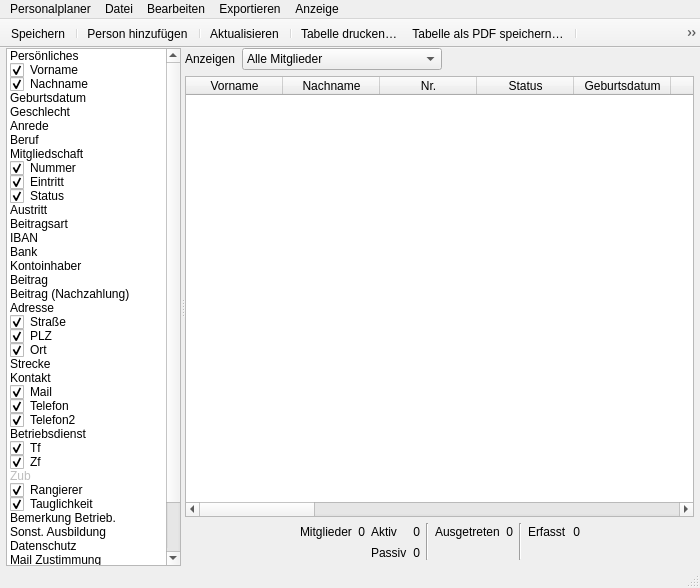
First picture: the form in Programm/Personalplaner/mainwindowpersonal.ui, repository philjosch/Einsatzplaner, before the edit.
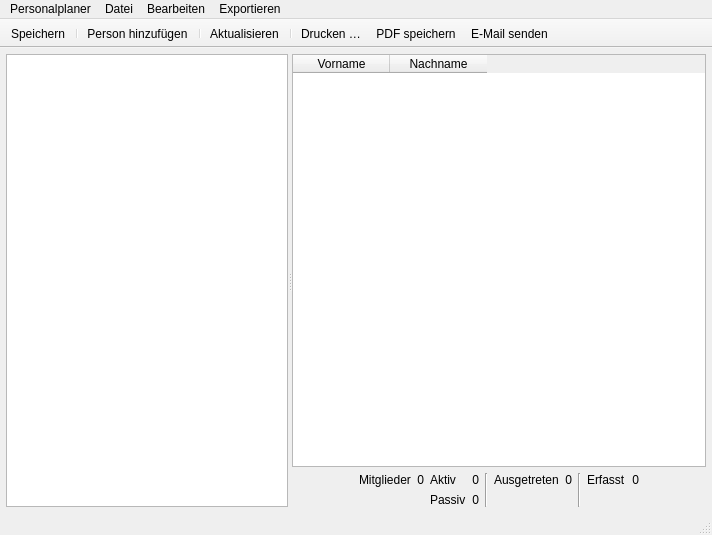
Second picture: the form after the edit. Icons and pictures are not drawn.

Commit message:
[Improvement] Personalfenster verbessert
Die Übersicht über die Mitglieder im Personalplaner wurde verbessert. Die Auswahl der anzuzeigenden Daten wurde verbessert, um Gruppen von Daten einfacher ein- und ausblenden zu können. Zudem wurde die Toolbar um weitere Funktionen ergänzt, um Platz zu sparen.

Patch:
```diff
--- a/Programm/Personalplaner/mainwindowpersonal.ui
+++ b/Programm/Personalplaner/mainwindowpersonal.ui
@@ -6,8 +6,8 @@
    <rect>
     <x>0</x>
     <y>0</y>
-    <width>700</width>
-    <height>588</height>
+    <width>712</width>
+    <height>535</height>
    </rect>
   </property>
   <property name="windowTitle">
@@ -17,455 +17,55 @@
    <bool>true</bool>
   </property>
   <widget class="QWidget" name="centralwidget">
-   <layout class="QGridLayout" name="gridLayout_3">
+   <layout class="QGridLayout" name="gridLayout_2">
     <property name="leftMargin">
      <number>6</number>
     </property>
     <property name="topMargin">
-     <number>0</number>
+     <number>6</number>
     </property>
     <property name="rightMargin">
      <number>6</number>
     </property>
     <property name="bottomMargin">
-     <number>0</number>
+     <number>6</number>
     </property>
     <item row="0" column="0">
      <widget class="QSplitter" name="splitter">
       <property name="orientation">
        <enum>Qt::Orientation::Horizontal</enum>
       </property>
-      <widget class="QListWidget" name="listAnzeige">
+      <widget class="QTreeWidget" name="treeDisplaySelection">
+       <property name="minimumSize">
+        <size>
+         <width>150</width>
+         <height>0</height>
+        </size>
+       </property>
        <property name="maximumSize">
         <size>
-         <width>175</width>
+         <width>300</width>
          <height>16777215</height>
         </size>
        </property>
-       <property name="showDropIndicator" stdset="0">
+       <attribute name="headerVisible">
         <bool>false</bool>
-       </property>
-       <property name="selectionMode">
-        <enum>QAbstractItemView::SelectionMode::NoSelection</enum>
-       </property>
-       <property name="selectionRectVisible">
-        <bool>true</bool>
-       </property>
-       <item>
+       </attribute>
+       <column>
         <property name="text">
-         <string>Persönliches</string>
+         <string>Anzeige</string>
         </property>
-        <property name="flags">
-         <set>ItemIsEnabled</set>
-        </property>
-       </item>
-       <item>
-        <property name="text">
-         <string>Vorname</string>
-        </property>
-        <property name="checkState">
-         <enum>Checked</enum>
-        </property>
-       </item>
-       <item>
-        <property name="text">
-         <string>Nachname</string>
-        </property>
-        <property name="checkState">
-         <enum>Checked</enum>
-        </property>
-       </item>
-       <item>
-        <property name="text">
-         <string>Geburtsdatum</string>
-        </property>
-        <property name="checkState">
-         <enum>Unchecked</enum>
-        </property>
-       </item>
-       <item>
-        <property name="text">
-         <string>Geschlecht</string>
-        </property>
-        <property name="checkState">
-         <enum>Unchecked</enum>
-        </property>
-       </item>
-       <item>
-        <property name="text">
-         <string>Anrede</string>
-        </property>
-        <property name="checkState">
-         <enum>Unchecked</enum>
-        </property>
-       </item>
-       <item>
-        <property name="text">
-         <string>Beruf</string>
-        </property>
-        <property name="checkState">
-         <enum>Unchecked</enum>
-        </property>
-       </item>
-       <item>
-        <property name="text">
-         <string>Mitgliedschaft</string>
-        </property>
-        <property name="flags">
-         <set>ItemIsEnabled</set>
-        </property>
-       </item>
-       <item>
-        <property name="text">
-         <string>Nummer</string>
-        </property>
-        <property name="checkState">
-         <enum>Checked</enum>
-        </property>
-       </item>
-       <item>
-        <property name="text">
-         <string>Eintritt</string>
-        </property>
-        <property name="checkState">
-         <enum>Checked</enum>
-        </property>
-       </item>
-       <item>
-        <property name="text">
-         <string>Status</string>
-        </property>
-        <property name="checkState">
-         <enum>Checked</enum>
-        </property>
-       </item>
-       <item>
-        <property name="text">
-         <string>Austritt</string>
-        </property>
-        <property name="checkState">
-         <enum>Unchecked</enum>
-        </property>
-       </item>
-       <item>
-        <property name="text">
-         <string>Beitragsart</string>
-        </property>
-        <property name="checkState">
-         <enum>Unchecked</enum>
-        </property>
-       </item>
-       <item>
-        <property name="text">
-         <string>IBAN</string>
-        </property>
-        <property name="checkState">
-         <enum>Unchecked</enum>
-        </property>
-       </item>
-       <item>
-        <property name="text">
-         <string>Bank</string>
-        </property>
-        <property name="checkState">
-         <enum>Unchecked</enum>
-        </property>
-       </item>
-       <item>
-        <property name="text">
-         <string>Kontoinhaber</string>
-        </property>
-        <property name="checkState">
-         <enum>Unchecked</enum>
-        </property>
-       </item>
-       <item>
-        <property name="text">
-         <string>Beitrag</string>
-        </property>
-        <property name="checkState">
-         <enum>Unchecked</enum>
-        </property>
-       </item>
-       <item>
-        <property name="text">
-         <string>Beitrag (Nachzahlung)</string>
-        </property>
-        <property name="checkState">
-         <enum>Unchecked</enum>
-        </property>
-       </item>
-       <item>
-        <property name="text">
-         <string>Adresse</string>
-        </property>
-        <property name="flags">
-         <set>ItemIsEnabled</set>
-        </property>
-       </item>
-       <item>
-        <property name="text">
-         <string>Straße</string>
-        </property>
-        <property name="checkState">
-         <enum>Checked</enum>
-        </property>
-       </item>
-       <item>
-        <property name="text">
-         <string>PLZ</string>
-        </property>
-        <property name="checkState">
-         <enum>Checked</enum>
-        </property>
-       </item>
-       <item>
-        <property name="text">
-         <string>Ort</string>
-        </property>
-        <property name="checkState">
-         <enum>Checked</enum>
-        </property>
-       </item>
-       <item>
-        <property name="text">
-         <string>Strecke</string>
-        </property>
-        <property name="checkState">
-         <enum>Unchecked</enum>
-        </property>
-       </item>
-       <item>
-        <property name="text">
-         <string>Kontakt</string>
-        </property>
-        <property name="flags">
-         <set>ItemIsEnabled</set>
-        </property>
-       </item>
-       <item>
-        <property name="text">
-         <string>Mail</string>
-        </property>
-        <property name="checkState">
-         <enum>Checked</enum>
-        </property>
-       </item>
-       <item>
-        <property name="text">
-         <string>Telefon</string>
-        </property>
-        <property name="checkState">
-         <enum>Checked</enum>
-        </property>
-       </item>
-       <item>
-        <property name="text">
-         <string>Telefon2</string>
-        </property>
-        <property name="checkState">
-         <enum>Checked</enum>
-        </property>
-       </item>
-       <item>
-        <property name="text">
-         <string>Betriebsdienst</string>
-        </property>
-        <property name="flags">
-         <set>ItemIsEnabled</set>
-        </property>
-       </item>
-       <item>
-        <property name="text">
-         <string>Tf</string>
-        </property>
-        <property name="checkState">
-         <enum>Checked</enum>
-        </property>
-       </item>
-       <item>
-        <property name="text">
-         <string>Zf</string>
-        </property>
-        <property name="checkState">
-         <enum>Checked</enum>
-        </property>
-       </item>
-       <item>
-        <property name="text">
-         <string>Zub</string>
-        </property>
-        <property name="checkState">
-         <enum>Unchecked</enum>
-        </property>
-        <property name="flags">
-         <set>ItemIsSelectable|ItemIsDragEnabled|ItemIsUserCheckable</set>
-        </property>
-       </item>
-       <item>
-        <property name="text">
-         <string>Rangierer</string>
-        </property>
-        <property name="checkState">
-         <enum>Checked</enum>
-        </property>
-       </item>
-       <item>
-        <property name="text">
-         <string>Tauglichkeit</string>
-        </property>
-        <property name="checkState">
-         <enum>Checked</enum>
-        </property>
-       </item>
-       <item>
-        <property name="text">
-         <string>Bemerkung Betrieb.</string>
-        </property>
-        <property name="checkState">
-         <enum>Unchecked</enum>
-        </property>
-       </item>
-       <item>
-        <property name="text">
-         <string>Sonst. Ausbildung</string>
-        </property>
-        <property name="checkState">
-         <enum>Unchecked</enum>
-        </property>
-       </item>
-       <item>
-        <property name="text">
-         <string>Datenschutz</string>
-        </property>
-        <property name="flags">
-         <set>ItemIsEnabled</set>
-        </property>
-       </item>
-       <item>
-        <property name="text">
-         <string>Mail Zustimmung</string>
-        </property>
-        <property name="checkState">
-         <enum>Unchecked</enum>
-        </property>
-       </item>
-       <item>
-        <property name="text">
-         <string>Telefon Zustimmung</string>
-        </property>
-        <property name="checkState">
-         <enum>Unchecked</enum>
-        </property>
-       </item>
-       <item>
-        <property name="text">
-         <string>Sonstiges</string>
-        </property>
-        <property name="flags">
-         <set>ItemIsEnabled</set>
-        </property>
-       </item>
-       <item>
-        <property name="text">
-         <string>Bemerkung</string>
-        </property>
-        <property name="checkState">
-         <enum>Checked</enum>
-        </property>
-       </item>
+       </column>
       </widget>
       <widget class="QWidget" name="layoutWidget">
-       <layout class="QGridLayout" name="gridLayout_2" rowstretch="0,1,0" columnstretch="0,0,1">
-        <property name="bottomMargin">
-         <number>6</number>
-        </property>
-        <property name="spacing">
-         <number>6</number>
-        </property>
-        <item row="0" column="0">
-         <widget class="QLabel" name="label_25">
-          <property name="text">
-           <string>Anzeigen</string>
-          </property>
-          <property name="buddy">
-           <cstring>comboAnzeige</cstring>
-          </property>
-         </widget>
-        </item>
-        <item row="0" column="1">
-         <widget class="QComboBox" name="comboAnzeige">
-          <property name="minimumSize">
-           <size>
-            <width>200</width>
-            <height>0</height>
-           </size>
-          </property>
-          <property name="currentIndex">
-           <number>0</number>
-          </property>
-          <item>
-           <property name="text">
-            <string>Alle Mitglieder</string>
-           </property>
-          </item>
-          <item>
-           <property name="text">
-            <string>Aktiv</string>
-           </property>
-          </item>
-          <item>
-           <property name="text">
-            <string>Passiv</string>
-           </property>
-          </item>
-          <item>
-           <property name="text">
-            <string>Aktiv mit Stunden</string>
-           </property>
-          </item>
-          <item>
-           <property name="text">
-            <string>Aktiv ohne Stunden</string>
-           </property>
-          </item>
-          <item>
-           <property name="text">
-            <string>Passiv mit Stunden</string>
-           </property>
-          </item>
-          <item>
-           <property name="text">
-            <string>Ausgetreten</string>
-           </property>
-          </item>
-          <item>
-           <property name="text">
-            <string>Alle</string>
-           </property>
-          </item>
-         </widget>
-        </item>
-        <item row="0" column="2">
-         <spacer name="horizontalSpacer">
-          <property name="orientation">
-           <enum>Qt::Orientation::Horizontal</enum>
-          </property>
-          <property name="sizeHint" stdset="0">
-           <size>
-            <width>167</width>
-            <height>20</height>
-           </size>
-          </property>
-         </spacer>
-        </item>
-        <item row="1" column="0" colspan="3">
+       <layout class="QGridLayout" name="gridLayout" rowstretch="1,0,0" columnstretch="1,0,0,0,0,0,0,0,0,0,0,1">
+        <item row="0" column="0" colspan="12">
          <widget class="QTableWidget" name="tabelleMitglieder">
           <property name="editTriggers">
            <set>QAbstractItemView::EditTrigger::NoEditTriggers</set>
           </property>
-          <property name="selectionMode">
-           <enum>QAbstractItemView::SelectionMode::ExtendedSelection</enum>
+          <property name="alternatingRowColors">
+           <bool>true</bool>
           </property>
           <property name="selectionBehavior">
            <enum>QAbstractItemView::SelectionBehavior::SelectRows</enum>
@@ -489,129 +89,29 @@
             <string>Nachname</string>
            </property>
           </column>
-          <column>
-           <property name="text">
-            <string>Nr.</string>
-           </property>
-          </column>
-          <column>
-           <property name="text">
-            <string>Status</string>
-           </property>
-          </column>
-          <column>
-           <property name="text">
-            <string>Geburtsdatum</string>
-           </property>
-          </column>
-          <column>
-           <property name="text">
-            <string>Eintritt</string>
-           </property>
-          </column>
-          <column>
-           <property name="text">
-            <string>Austritt</string>
-           </property>
-          </column>
-          <column>
-           <property name="text">
-            <string>Beruf</string>
-           </property>
-          </column>
-          <column>
-           <property name="text">
-            <string>Straße</string>
-           </property>
-          </column>
-          <column>
-           <property name="text">
-            <string>PLZ</string>
-           </property>
-          </column>
-          <column>
-           <property name="text">
-            <string>Ort</string>
-           </property>
-          </column>
-          <column>
-           <property name="text">
-            <string>Strecke</string>
-           </property>
-          </column>
-          <column>
-           <property name="text">
-            <string>E-Mail</string>
-           </property>
-          </column>
-          <column>
-           <property name="text">
-            <string>E-Mail veröff.</string>
-           </property>
-          </column>
-          <column>
-           <property name="text">
-            <string>Telefon</string>
-           </property>
-          </column>
-          <column>
-           <property name="text">
-            <string>Telefon veröff.</string>
-           </property>
-          </column>
-          <column>
-           <property name="text">
-            <string>Tf-Ausbildung</string>
-           </property>
-          </column>
-          <column>
-           <property name="text">
-            <string>Zf-Ausbildung</string>
-           </property>
-          </column>
-          <column>
-           <property name="text">
-            <string>Rangierer</string>
-           </property>
-          </column>
-          <column>
-           <property name="text">
-            <string>Tauglichkeit</string>
-           </property>
-          </column>
-          <column>
-           <property name="text">
-            <string>Bemerkung</string>
-           </property>
-          </column>
          </widget>
         </item>
-        <item row="2" column="0" colspan="3">
-         <layout class="QGridLayout" name="gridLayout" columnstretch="1,0,0,0,0,0,0,0,0,0,0,1">
-          <property name="verticalSpacing">
-           <number>6</number>
-          </property>
-          <item row="0" column="0">
+        <item row="1" column="0">
            <spacer name="horizontalSpacer_3">
             <property name="orientation">
              <enum>Qt::Orientation::Horizontal</enum>
             </property>
             <property name="sizeHint" stdset="0">
              <size>
-              <width>47</width>
-              <height>17</height>
+            <width>42</width>
+            <height>14</height>
              </size>
             </property>
            </spacer>
           </item>
-          <item row="0" column="1">
+        <item row="1" column="1">
            <widget class="QLabel" name="labelMitglieder">
             <property name="text">
              <string>Mitglieder</string>
             </property>
            </widget>
           </item>
-          <item row="0" column="2">
+        <item row="1" column="2">
            <widget class="QLabel" name="labelMitgliederAnzMitglieder">
             <property name="text">
              <string>0</string>
@@ -621,14 +121,14 @@
             </property>
            </widget>
           </item>
-          <item row="0" column="3">
+        <item row="1" column="3">
            <widget class="QLabel" name="labelMitgliederAktiv">
             <property name="text">
              <string>Aktiv</string>
             </property>
            </widget>
           </item>
-          <item row="0" column="4">
+        <item row="1" column="4">
            <widget class="QLabel" name="labelMitgliederAnzAktiv">
             <property name="text">
              <string>0</string>
@@ -638,21 +138,21 @@
             </property>
            </widget>
           </item>
-          <item row="0" column="5" rowspan="2">
+        <item row="1" column="5" rowspan="2">
            <widget class="Line" name="line">
             <property name="orientation">
              <enum>Qt::Orientation::Vertical</enum>
             </property>
            </widget>
           </item>
-          <item row="0" column="6">
+        <item row="1" column="6">
            <widget class="QLabel" name="labelMitgliederAusgetreten">
             <property name="text">
              <string>Ausgetreten</string>
             </property>
            </widget>
           </item>
-          <item row="0" column="7">
+        <item row="1" column="7">
            <widget class="QLabel" name="labelMitgliederAnzAusgetreten">
             <property name="text">
              <string>0</string>
@@ -662,21 +162,21 @@
             </property>
            </widget>
           </item>
-          <item row="0" column="8" rowspan="2">
+        <item row="1" column="8" rowspan="2">
            <widget class="Line" name="line_2">
             <property name="orientation">
              <enum>Qt::Orientation::Vertical</enum>
             </property>
            </widget>
           </item>
-          <item row="0" column="9">
+        <item row="1" column="9">
            <widget class="QLabel" name="labelMitgliederErfasst">
             <property name="text">
              <string>Erfasst</string>
             </property>
            </widget>
           </item>
-          <item row="0" column="10">
+        <item row="1" column="10">
            <widget class="QLabel" name="labelMitgliederAnzErfasst">
             <property name="text">
              <string>0</string>
@@ -686,27 +186,27 @@
             </property>
            </widget>
           </item>
-          <item row="0" column="11">
+        <item row="1" column="11">
            <spacer name="horizontalSpacer_4">
             <property name="orientation">
              <enum>Qt::Orientation::Horizontal</enum>
             </property>
             <property name="sizeHint" stdset="0">
              <size>
-              <width>47</width>
-              <height>17</height>
+            <width>41</width>
+            <height>14</height>
              </size>
             </property>
            </spacer>
           </item>
-          <item row="1" column="3">
+        <item row="2" column="3">
            <widget class="QLabel" name="labelMitgliederPassive">
             <property name="text">
              <string>Passiv</string>
             </property>
            </widget>
           </item>
-          <item row="1" column="4">
+        <item row="2" column="4">
            <widget class="QLabel" name="labelMitgliederAnzPassiv">
             <property name="text">
              <string>0</string>
@@ -717,8 +217,6 @@
            </widget>
           </item>
          </layout>
-        </item>
-       </layout>
       </widget>
      </widget>
     </item>
@@ -729,8 +227,8 @@
     <rect>
      <x>0</x>
      <y>0</y>
-     <width>700</width>
-     <height>37</height>
+     <width>712</width>
+     <height>24</height>
     </rect>
    </property>
    <property name="nativeMenuBar">
@@ -799,17 +297,10 @@
     <addaction name="separator"/>
     <addaction name="actionQuit"/>
    </widget>
-   <widget class="QMenu" name="menuAnzeige">
-    <property name="title">
-     <string>Anzeige</string>
-    </property>
-    <addaction name="actionToolbar"/>
-   </widget>
    <addaction name="menuApp"/>
    <addaction name="menuDatei"/>
    <addaction name="menuBearbeiten"/>
    <addaction name="menuDrucken"/>
-   <addaction name="menuAnzeige"/>
   </widget>
   <widget class="QToolBar" name="mainToolBar">
    <property name="contextMenuPolicy">
@@ -847,7 +338,6 @@
    <addaction name="separator"/>
    <addaction name="actionMitgliederListeDrucken"/>
    <addaction name="actionMitgliederListePDF"/>
-   <addaction name="separator"/>
    <addaction name="actionMailListe"/>
   </widget>
   <widget class="QStatusBar" name="statusBar"/>
@@ -1050,7 +540,10 @@
      <normaloff>:/icon/printer.svg</normaloff>:/icon/printer.svg</iconset>
    </property>
    <property name="text">
-    <string>Tabelle drucken…</string>
+    <string>Tabelle drucken …</string>
+   </property>
+   <property name="iconText">
+    <string>Drucken …</string>
    </property>
    <property name="shortcut">
     <string>Ctrl+P</string>
@@ -1064,6 +557,9 @@
    <property name="text">
     <string>Tabelle als PDF speichern…</string>
    </property>
+   <property name="iconText">
+    <string>PDF speichern</string>
+   </property>
    <property name="shortcut">
     <string>Ctrl+Shift+P</string>
    </property>
@@ -1084,6 +580,9 @@
    <property name="text">
     <string>E-Mail an Liste senden</string>
    </property>
+   <property name="iconText">
+    <string>E-Mail senden</string>
+   </property>
    <property name="shortcut">
     <string>Ctrl+M</string>
    </property>
```
Left out of the diff: 43 changed lines with no effect on the pictures. Lines whose indentation alone changed are shown as unchanged. The commit also changes 2 other files.
